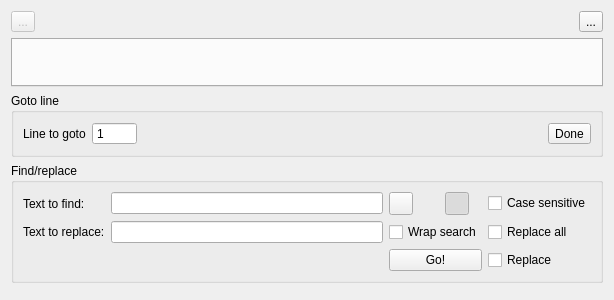
Before: the Qt Designer form simplepythoneditor.ui in labscript-suite-archive-oldfinal1/spielman-runmanager--forked-from--labscript_suite-runmanager, drawn with Qt 5.
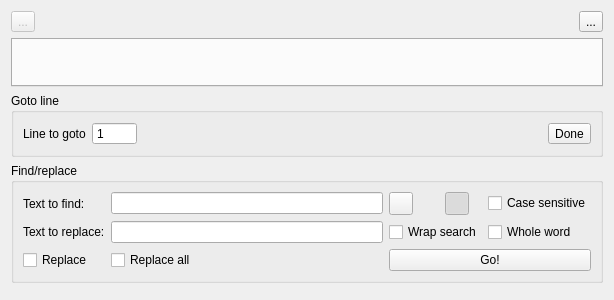
After: the same form once the commit is applied. Icons and pictures are not drawn.

Commit message: Search basically done

What changed in the file:
```diff
--- a/simplepythoneditor.ui
+++ b/simplepythoneditor.ui
@@ -244,27 +244,34 @@
         </property>
        </widget>
       </item>
-      <item row="1" column="6">
+      <item row="2" column="2">
        <widget class="QCheckBox" name="replace_all_checkBox">
         <property name="text">
          <string>Replace all</string>
         </property>
        </widget>
       </item>
-      <item row="2" column="6">
+      <item row="2" column="0">
        <widget class="QCheckBox" name="replace_checkBox">
         <property name="text">
          <string>Replace</string>
         </property>
        </widget>
       </item>
-      <item row="2" column="4" colspan="2">
+      <item row="2" column="4" colspan="3">
        <widget class="QPushButton" name="do_search_pushButton">
         <property name="text">
          <string>Go!</string>
         </property>
        </widget>
       </item>
+      <item row="1" column="6">
+       <widget class="QCheckBox" name="whole_word_checkBox">
+        <property name="text">
+         <string>Whole word</string>
+        </property>
+       </widget>
+      </item>
      </layout>
     </widget>
    </item>
```
The commit also changes 1 other file.
